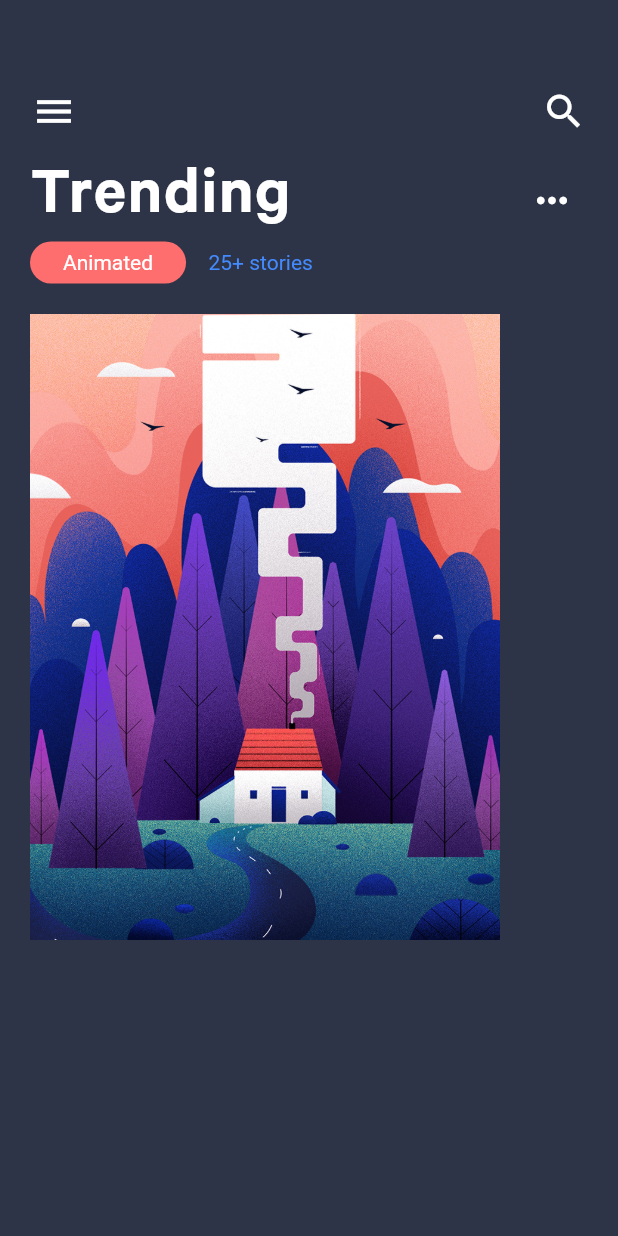
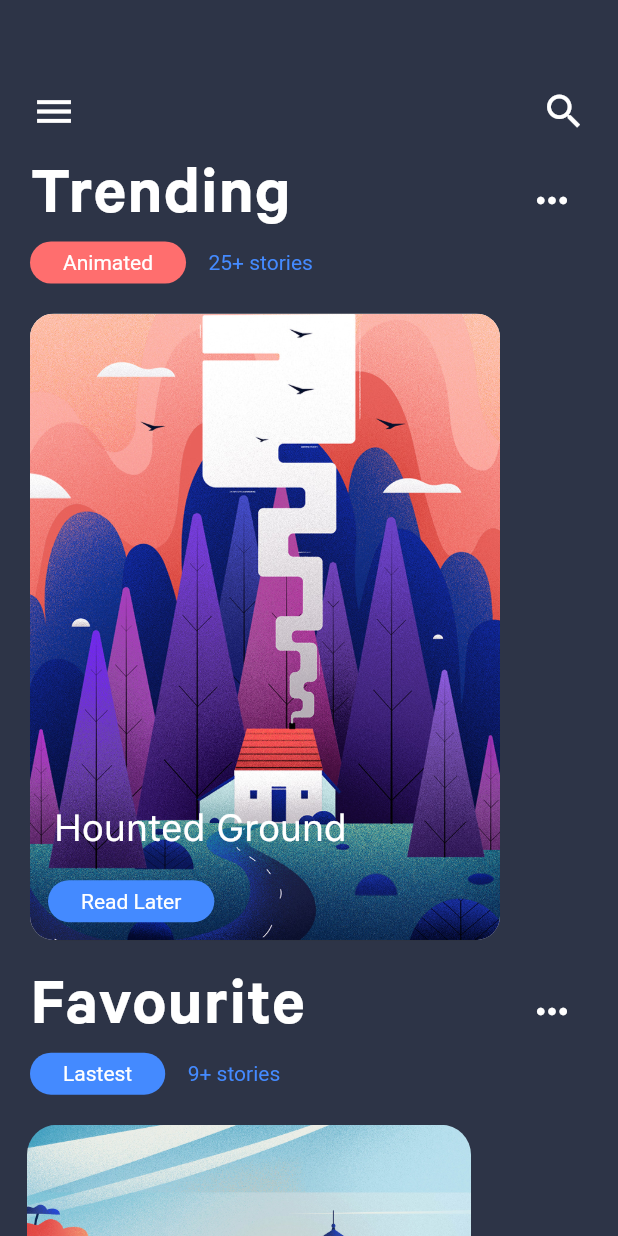
Before and after one commit to Origogi/Flutter-Movist, a Flutter app: the screen it shows after launch, after a tap on the "keyboard control" icon, on a phone screen of 412 x 824 dp. Run offline on Flutter 3.47's test engine with Material 2 defaults, Android fonts, the phone set to English and light mode, and no system bars.

Commit message:
Complete tutorial

```diff
--- a/lib/main.dart
+++ b/lib/main.dart
@@ -15,16 +15,15 @@ class MyApp extends StatefulWidget {
   }
 }
 
-var cardAspectRatio = 12.0/16.0;
+var cardAspectRatio = 12.0 / 16.0;
 var widgetAspectRatio = cardAspectRatio * 1.2;
 
 class _MyAppState extends State<MyApp> {
-
-  var currentPage = images.length -1.0;
+  var currentPage = images.length - 1.0;
 
   @override
   Widget build(BuildContext context) {
-    PageController controller = PageController(initialPage: images.length -1);
+    PageController controller = PageController(initialPage: images.length - 1);
 
     controller.addListener(() {
       setState(() {
@@ -85,7 +84,7 @@ class _MyAppState extends State<MyApp> {
               ),
             ),
             Padding(
-              padding: const EdgeInsets.only(left :20.0),
+              padding: const EdgeInsets.only(left: 20.0),
               child: Row(
                 children: <Widget>[
                   Container(
@@ -94,7 +93,8 @@ class _MyAppState extends State<MyApp> {
                         borderRadius: BorderRadius.circular(20.0)),
                     child: Center(
                       child: Padding(
-                        padding: EdgeInsets.symmetric(horizontal: 22.0, vertical: 6.0),
+                        padding: EdgeInsets.symmetric(
+                            horizontal: 22.0, vertical: 6.0),
                         child: Text(
                           'Animated',
                           style: TextStyle(color: Colors.white),
@@ -105,7 +105,8 @@ class _MyAppState extends State<MyApp> {
                   SizedBox(
                     width: 15,
                   ),
-                  Text('25+ stories', style : TextStyle(color: Colors.blueAccent))
+                  Text('25+ stories',
+                      style: TextStyle(color: Colors.blueAccent))
                 ],
               ),
             ),
@@ -117,9 +118,72 @@ class _MyAppState extends State<MyApp> {
                     itemCount: images.length,
                     controller: controller,
                     reverse: true,
-                    itemBuilder: (context,index) {
+                    itemBuilder: (context, index) {
                       return Container();
                     },
+                  ),
+                )
+              ],
+            ),
+            Padding(
+              padding: EdgeInsets.symmetric(horizontal: 20.0),
+              child: Row(
+                mainAxisAlignment: MainAxisAlignment.spaceBetween,
+                children: <Widget>[
+                  Text('Favourite',
+                      style: TextStyle(
+                          color: Colors.white,
+                          fontSize: 46.0,
+                          fontFamily: 'Calibre-Semibold',
+                          letterSpacing: 1.0)),
+                  IconButton(
+                    icon: Icon(
+                      Icons.more_horiz,
+                      color: Colors.white,
+                      size: 30.0,
+                    ),
+                    onPressed: () {},
+                  )
+                ],
+              ),
+            ),
+            Padding(
+              padding: const EdgeInsets.only(left: 20.0),
+              child: Row(
+                children: <Widget>[
+                  Container(
+                    decoration: BoxDecoration(
+                        color: Colors.blueAccent,
+                        borderRadius: BorderRadius.circular(20.0)),
+                    child: Center(
+                      child: Padding(
+                        padding: EdgeInsets.symmetric(
+                            horizontal: 22.0, vertical: 6.0),
+                        child: Text(
+                          'Lastest',
+                          style: TextStyle(color: Colors.white),
+                        ),
+                      ),
+                    ),
+                  ),
+                  SizedBox(
+                    width: 15,
+                  ),
+                  Text('9+ stories', style: TextStyle(color: Colors.blueAccent))
+                ],
+              ),
+            ),
+            SizedBox(
+              height: 20.0,
+            ),
+            Row(
+              children: <Widget>[
+                Padding(
+                  padding: EdgeInsets.only(left: 18.0),
+                  child: ClipRRect(
+                    borderRadius: BorderRadius.circular(20.0),
+                    child: Image.asset('assets/image_02.jpg',
+                        width: 296.0, height: 222.0),
                   ),
                 )
               ],
@@ -142,7 +206,8 @@ var verticalInset = 20.0;
   Widget build(BuildContext context) {
     return AspectRatio(
       aspectRatio: widgetAspectRatio,
-      child: LayoutBuilder(builder: (context, constraints) {
+      child: LayoutBuilder(
+        builder: (context, constraints) {
           var width = constraints.maxWidth;
           var height = constraints.maxHeight;
 
@@ -153,30 +218,79 @@ var verticalInset = 20.0;
           var widthOfPrimaryCard = heightOfPrimaryCard * cardAspectRatio;
 
           var primaryCardLeft = safeWidth - widthOfPrimaryCard;
-        var horizontalInset = primaryCardLeft /2;
+          var horizontalInset = primaryCardLeft / 2;
 
           List<Widget> cardList = List();
 
-        for (var i =0; i< images.length;i++) {
-          var delta = i -currentPage;
+          for (var i = 0; i < images.length; i++) {
+            var delta = i - currentPage;
             bool isOnRight = delta > 0;
 
-          var start = padding + max(
-            primaryCardLeft - horizontalInset * -delta * (isOnRight ? 15 : 1), 0.0);
+            var start = padding +
+                max(
+                    primaryCardLeft -
+                        horizontalInset * -delta * (isOnRight ? 15 : 1),
+                    0.0);
 
             var cardItem = Positioned.directional(
-            top: padding + verticalInset * max(-delta,0.0),
+              top: padding + verticalInset * max(-delta, 0.0),
               bottom: padding + verticalInset * max(-delta, 0.0),
               start: start,
               textDirection: TextDirection.rtl,
+              child: ClipRRect(
+                borderRadius: BorderRadius.circular(16.0),
                 child: Container(
+                  decoration: BoxDecoration(color: Colors.white, boxShadow: [
+                    BoxShadow(
+                        color: Colors.black,
+                        offset: Offset(3.9, 6.0),
+                        blurRadius: 10.0)
+                  ]),
                   child: AspectRatio(
                     aspectRatio: cardAspectRatio,
                     child: Stack(
                       fit: StackFit.expand,
                       children: <Widget>[
-                    Image.asset(images[i], fit : BoxFit.cover)
+                        Image.asset(images[i], fit: BoxFit.cover),
+                        Align(
+                          alignment: Alignment.bottomLeft,
+                          child: Column(
+                            mainAxisSize: MainAxisSize.min,
+                            crossAxisAlignment: CrossAxisAlignment.start,
+                            children: <Widget>[
+                              Padding(
+                                padding: EdgeInsets.symmetric(
+                                    horizontal: 16.0, vertical: 10.0),
+                                child: Text(title[i],
+                                    style: TextStyle(
+                                        color: Colors.white,
+                                        fontSize: 25.0,
+                                        fontFamily: 'SF-Pro-Text-Regular')),
+                              ),
+                              SizedBox(
+                                height: 10.0,
+                              ),
+                              Padding(
+                                padding: const EdgeInsets.only(
+                                    left: 12.0, bottom: 12.0),
+                                child: Container(
+                                  padding: EdgeInsets.symmetric(
+                                      horizontal: 22.0, vertical: 6.0),
+                                  decoration: BoxDecoration(
+                                      color: Colors.blueAccent,
+                                      borderRadius:
+                                          BorderRadius.circular(20.0)),
+                                  child: Text(
+                                    'Read Later',
+                                    style: TextStyle(color: Colors.white),
+                                  ),
+                                ),
+                              )
                             ],
+                          ),
+                        )
+                      ],
+                    ),
                   ),
                 ),
               ),
@@ -186,7 +300,8 @@ var verticalInset = 20.0;
           return Stack(
             children: cardList,
           );
-      },),
+        },
+      ),
     );
   }
 }
```
Lines whose indentation alone changed are shown as unchanged.
